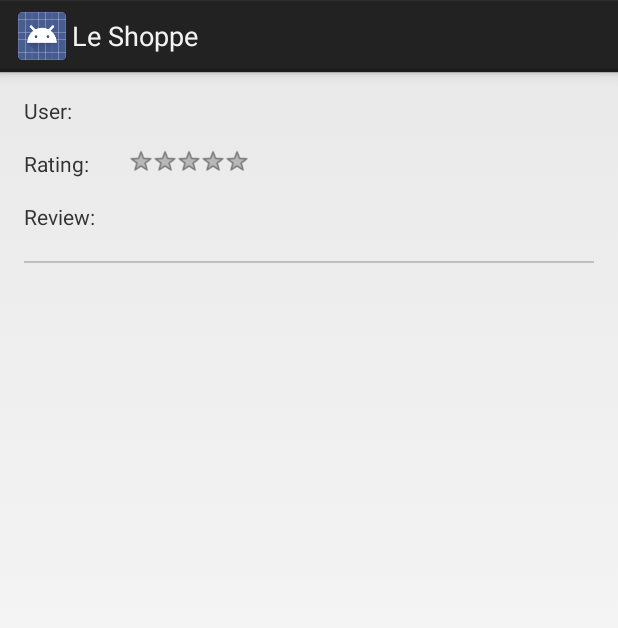
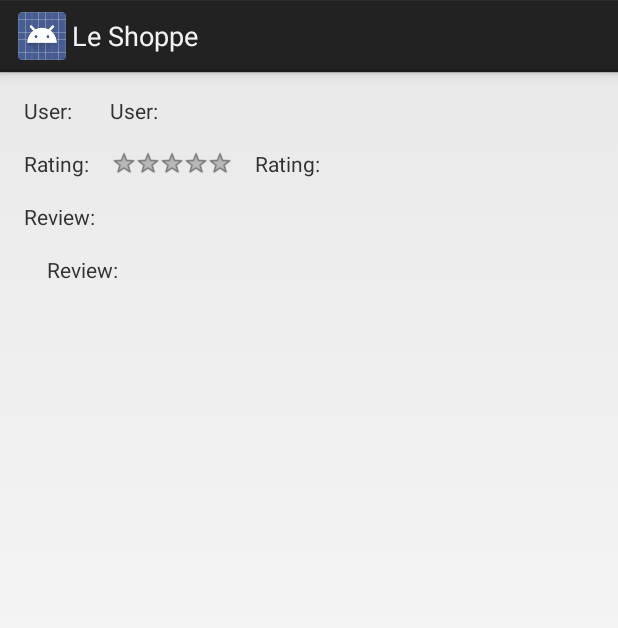
Before and after one commit to nicklawls/Shopping, an Android app: the layout fragment_rate_review_list.xml on its own in the app's theme, with its tools: preview values and no code run, on a phone screen of 412 x 824 dp. Shown: the top 628 px of the screen. Run offline under Robolectric (Android 15) with nearby library versions, the phone set to English and light mode, and no system bars.

Commit message:
This is the "List of Ratings and Reviews" implementation. RateReviewListFragment has yet to be completed. I commented out the stuff that made the app crash.

```diff
--- a/app/src/main/java/com/example/nicklawler222/shopping/RateReviewListAdapter.java
+++ b/app/src/main/java/com/example/nicklawler222/shopping/RateReviewListAdapter.java
@@ -6,6 +6,7 @@ import android.view.LayoutInflater;
 import android.view.View;
 import android.view.ViewGroup;
 import android.widget.ArrayAdapter;
+import android.widget.RatingBar;
 import android.widget.TextView;
 
 import com.example.nicklawler222.shopping.R;
@@ -27,6 +28,8 @@ public class RateReviewListAdapter extends ArrayAdapter{
         TextView userText;
         TextView ratingText;
         TextView reviewText;
+        RatingBar listRating;
+        float float_list_rating;
     } /** * * @param position * @param convertView * @param parent * @return */
 
     public View getView(int position, View convertView, ViewGroup parent) {
@@ -36,28 +39,32 @@ public class RateReviewListAdapter extends ArrayAdapter{
         View viewToUse = null; // This block exists to inflate the settings list item conditionally based on whether // we want to support a grid or list view.
         LayoutInflater mInflater = (LayoutInflater) context .getSystemService(Activity.LAYOUT_INFLATER_SERVICE);
         if (convertView == null) {
-//            if(useList){
-//                viewToUse = mInflater.inflate(R.layout.fragment_rate_review_list, null);
-//            }
-//            else {
                 viewToUse = mInflater.inflate(R.layout.fragment_rate_review_list, null);
-            //}
             holder = new ViewHolder();
 
             // userTextView, ratingTextView & reviewTextView are ids from the fragment_rate_review_list xml
             holder.userText = (TextView)viewToUse.findViewById(R.id.userTextView);
             holder.ratingText = (TextView)viewToUse.findViewById(R.id.ratingTextView);
             holder.reviewText = (TextView)viewToUse.findViewById(R.id.reviewTextView);
+            holder.listRating = (RatingBar)viewToUse.findViewById(R.id.user_rating);
 
             viewToUse.setTag(holder);
         }
         else {
             viewToUse = convertView; holder = (ViewHolder) viewToUse.getTag();
         }
+
         holder.userText.setText(item.getUserText());
         holder.ratingText.setText(item.getRatingText());
         holder.reviewText.setText(item.getReviewText());
 
+        // Deals with Displaying User's Rating Stars
+        if(holder.ratingText.getText().toString() == "0.0")
+            holder.listRating.setRating(0);
+        else
+            holder.listRating.setRating(Float.valueOf(holder.ratingText.getText().toString()));
+        //holder.float_list_rating = holder.listRating.getRating();
+
         return viewToUse;
     }
 }
--- a/app/src/main/res/layout/fragment_rate_review_list.xml
+++ b/app/src/main/res/layout/fragment_rate_review_list.xml
@@ -12,48 +12,75 @@
         android:paddingTop="@dimen/activity_vertical_margin"
         android:paddingBottom="@dimen/activity_vertical_margin">
 
-        <TextView
-            android:id="@+id/userTextView"
-            android:text="@string/user_list_label"
-            android:layout_width="wrap_content"
-            android:layout_height="wrap_content" />
-
-        <RelativeLayout
+        <LinearLayout
             android:layout_width="match_parent"
-            android:layout_height="match_parent">
+            android:layout_height="match_parent"
+            android:orientation="horizontal">
 
             <TextView
-                android:id="@+id/ratingTextView"
+                android:text="@string/user_list_label"
+                android:layout_width="wrap_content"
+                android:layout_height="wrap_content" />
+
+            <TextView
+                android:id="@+id/userTextView"
+                android:text="@string/user_list_label"
+                android:layout_width="wrap_content"
+                android:layout_height="wrap_content"
+                android:paddingLeft="25dp"
+                android:paddingRight="0dp"/>
+
+        </LinearLayout>
+
+        <LinearLayout
+            android:layout_width="match_parent"
+            android:layout_height="match_parent"
+            android:orientation="horizontal">
+
+            <TextView
                 android:paddingTop="@dimen/activity_vertical_margin"
                 android:text="@string/rating_list_label"
                 android:layout_width="wrap_content"
                 android:layout_height="wrap_content" />
 
             <RatingBar
-                android:id="@+id/rating"
-                android:layout_marginLeft="70dp"
+                android:id="@+id/user_rating"
+                android:layout_marginLeft="15dp"
                 android:paddingTop="@dimen/activity_vertical_margin"
+                android:layout_marginTop="1dp"
                 android:layout_width="wrap_content"
                 android:layout_height="wrap_content"
                 style="?android:attr/ratingBarStyleSmall"
                 android:numStars="5"
                 android:stepSize="0.5"
-                android:rating="0.0"
                 android:isIndicator="true" />
-        </RelativeLayout>
+
+            <TextView
+                android:id="@+id/ratingTextView"
+                android:paddingTop="@dimen/activity_vertical_margin"
+                android:text="@string/rating_list_label"
+                android:layout_width="match_parent"
+                android:layout_height="match_parent"
+                android:gravity="start"
+                android:layout_marginLeft="15dp"/>
+
+        </LinearLayout>
+
+        <TextView
+            android:text="@string/review_list_label"
+            android:layout_width="wrap_content"
+            android:layout_height="wrap_content"
+            android:paddingTop="@dimen/activity_vertical_margin"/>
 
         <TextView
             android:id="@+id/reviewTextView"
             android:text="@string/review_list_label"
             android:layout_width="wrap_content"
             android:layout_height="wrap_content"
+            android:paddingLeft="15dp"
+            android:paddingRight="15dp"
             android:paddingTop="@dimen/activity_vertical_margin"/>
 
-        <View
-            android:layout_width="fill_parent"
-            android:layout_height="1dip"
-            android:layout_marginTop="20dp"
-            android:background="#c0c0c0" />
 
     </LinearLayout>
 
--- a/app/src/main/res/values/strings.xml
+++ b/app/src/main/res/values/strings.xml
@@ -60,8 +60,8 @@
     <!-- Review and Rating -->
     <string name="rate_review_label">Rate and Review</string>
     <string name="rate_label">Rate</string>
-    <string name="user_list_label">User: </string>
-    <string name="rating_list_label">Rating: </string>
+    <string name="user_list_label">User:</string>
+    <string name="rating_list_label">Rating:</string>
     <string name="review_list_label">Review:</string>
     <string name="rating_result">Result: </string>
     <string name="review_box_fill">Type in review here...</string>
```
Also changed, not shown: 1 other file.
